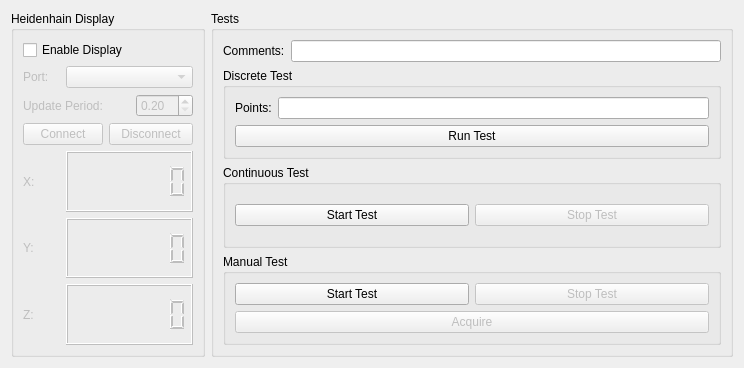
Before: the Qt Designer form undulator/gui/ui/testswidget.ui in lnls-ima/undulador-control-gui, drawn with Qt 5.
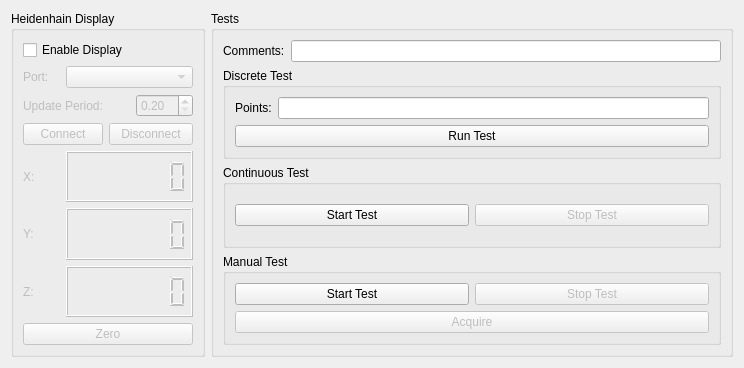
After: the same form once the commit is applied. Custom widgets are drawn as their Qt base class.

Commit message: Adding zero button

```diff
--- a/undulator/gui/ui/testswidget.ui
+++ b/undulator/gui/ui/testswidget.ui
@@ -156,6 +156,16 @@
         </property>
        </widget>
       </item>
+      <item row="7" column="0" colspan="4">
+       <widget class="QPushButton" name="pbt_zero">
+        <property name="enabled">
+         <bool>false</bool>
+        </property>
+        <property name="text">
+         <string>Zero</string>
+        </property>
+       </widget>
+      </item>
      </layout>
     </widget>
    </item>
```
Left out of the diff: 16 changed lines with no effect on the pictures. The commit also changes 2 other files.
